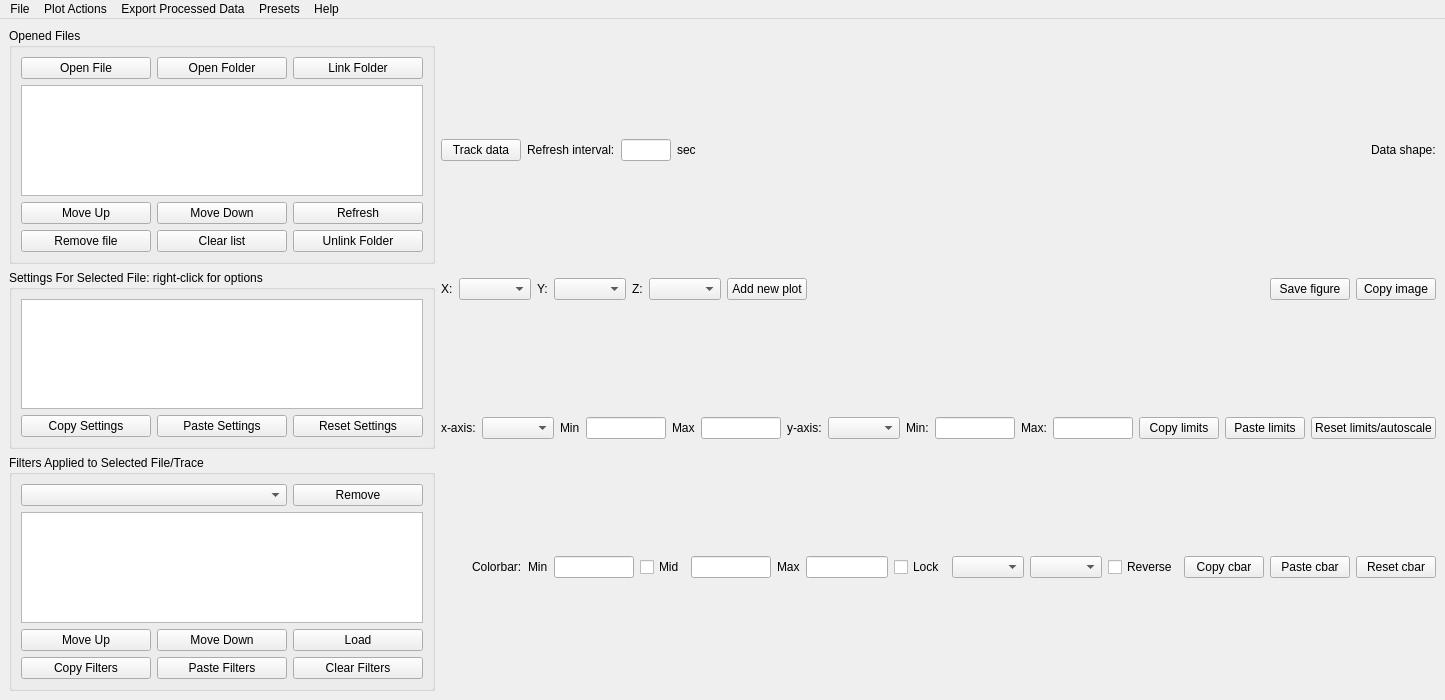
Before: the Qt Designer form qcodesplusplus/plotting/offline/design.ui in qcodespp/qcodespp, drawn with Qt 5.
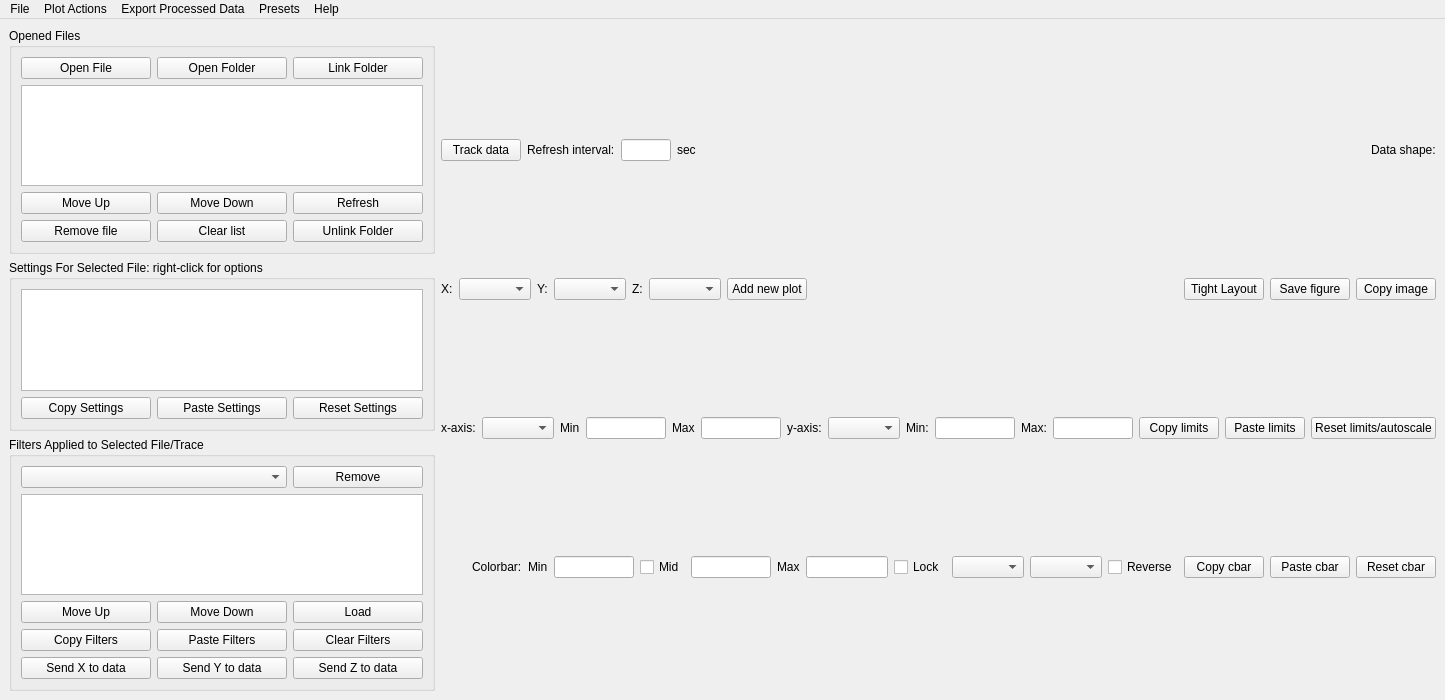
After: the same form once the commit is applied. Icons and pictures are not drawn.

Commit message: IG: can now send filtered data back to dataset. other bug fixes and optimisations of filters, sidebar1D and tight_layout

Diff of the .ui file:
```diff
--- a/qcodesplusplus/plotting/offline/design.ui
+++ b/qcodesplusplus/plotting/offline/design.ui
@@ -335,7 +335,7 @@
              </property>
             </widget>
            </item>
-           <item row="5" column="2">
+           <item row="6" column="2">
             <widget class="QPushButton" name="clear_filters_button">
              <property name="sizePolicy">
               <sizepolicy hsizetype="Minimum" vsizetype="Fixed">
@@ -354,7 +354,7 @@
              </property>
             </widget>
            </item>
-           <item row="4" column="0">
+           <item row="5" column="0">
             <widget class="QPushButton" name="up_filters_button">
              <property name="sizePolicy">
               <sizepolicy hsizetype="Minimum" vsizetype="Fixed">
@@ -410,7 +410,39 @@
              </attribute>
             </widget>
            </item>
-           <item row="4" column="1">
+           <item row="5" column="2">
+            <widget class="QPushButton" name="load_filters_button">
+             <property name="minimumSize">
+              <size>
+               <width>130</width>
+               <height>0</height>
+              </size>
+             </property>
+             <property name="text">
+              <string>Load</string>
+             </property>
+            </widget>
+           </item>
+           <item row="6" column="1">
+            <widget class="QPushButton" name="paste_filters_button">
+             <property name="sizePolicy">
+              <sizepolicy hsizetype="Minimum" vsizetype="Fixed">
+               <horstretch>0</horstretch>
+               <verstretch>0</verstretch>
+              </sizepolicy>
+             </property>
+             <property name="minimumSize">
+              <size>
+               <width>130</width>
+               <height>0</height>
+              </size>
+             </property>
+             <property name="text">
+              <string>Paste Filters</string>
+             </property>
+            </widget>
+           </item>
+           <item row="5" column="1">
             <widget class="QPushButton" name="down_filters_button">
              <property name="sizePolicy">
               <sizepolicy hsizetype="Minimum" vsizetype="Fixed">
@@ -429,7 +461,7 @@
              </property>
             </widget>
            </item>
-           <item row="5" column="0">
+           <item row="6" column="0">
             <widget class="QPushButton" name="copy_filters_button">
              <property name="sizePolicy">
               <sizepolicy hsizetype="Minimum" vsizetype="Fixed">
@@ -448,35 +480,24 @@
              </property>
             </widget>
            </item>
-           <item row="5" column="1">
-            <widget class="QPushButton" name="paste_filters_button">
-             <property name="sizePolicy">
-              <sizepolicy hsizetype="Minimum" vsizetype="Fixed">
-               <horstretch>0</horstretch>
-               <verstretch>0</verstretch>
-              </sizepolicy>
-             </property>
-             <property name="minimumSize">
-              <size>
-               <width>130</width>
-               <height>0</height>
-              </size>
-             </property>
+           <item row="7" column="0">
+            <widget class="QPushButton" name="filtXtocol_button">
              <property name="text">
-              <string>Paste Filters</string>
+              <string>Send X to data</string>
              </property>
             </widget>
            </item>
-           <item row="4" column="2">
-            <widget class="QPushButton" name="load_filters_button">
-             <property name="minimumSize">
-              <size>
-               <width>130</width>
-               <height>0</height>
-              </size>
+           <item row="7" column="1">
+            <widget class="QPushButton" name="filtYtocol_button">
+             <property name="text">
+              <string>Send Y to data</string>
              </property>
+            </widget>
+           </item>
+           <item row="7" column="2">
+            <widget class="QPushButton" name="filtZtocol_button">
              <property name="text">
-              <string>Load</string>
+              <string>Send Z to data</string>
              </property>
             </widget>
            </item>
@@ -649,6 +670,13 @@
           </property>
          </spacer>
         </item>
+        <item>
+         <widget class="QPushButton" name="tight_layout_button">
+          <property name="text">
+           <string>Tight Layout</string>
+          </property>
+         </widget>
+        </item>
         <item>
          <widget class="QPushButton" name="save_image_button">
           <property name="text">
```
The commit also changes 5 other files.
